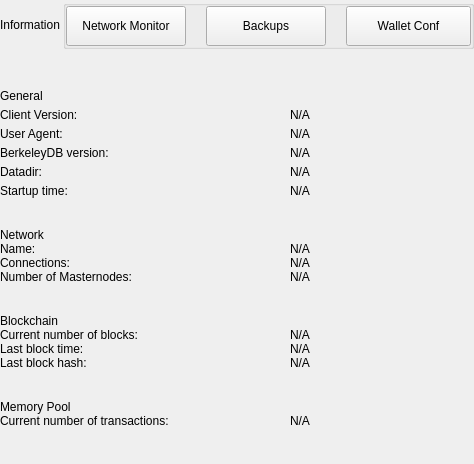
BFCD/blobfish, file src/qt/blobfish/settings/forms/settingsinformationwidget.ui: the form before one commit.
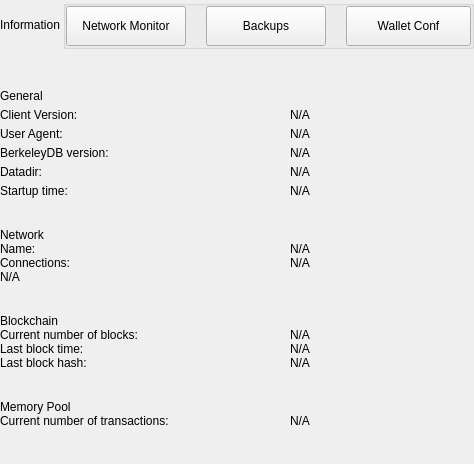
The form after the commit.

Commit message: disable masternode information in GUI

What changed in the file:
```diff
--- a/src/qt/blobfish/settings/forms/settingsinformationwidget.ui
+++ b/src/qt/blobfish/settings/forms/settingsinformationwidget.ui
@@ -546,25 +546,6 @@
            <property name="bottomMargin">
             <number>10</number>
            </property>
-           <item>
-            <widget class="QLabel" name="labelTitleMasternodes">
-             <property name="minimumSize">
-              <size>
-               <width>290</width>
-               <height>0</height>
-              </size>
-             </property>
-             <property name="maximumSize">
-              <size>
-               <width>290</width>
-               <height>16777215</height>
-              </size>
-             </property>
-             <property name="text">
-              <string>Number of Masternodes:</string>
-             </property>
-            </widget>
-           </item>
            <item>
             <widget class="QLabel" name="labelInfoMasternodes">
              <property name="cursor">
```
